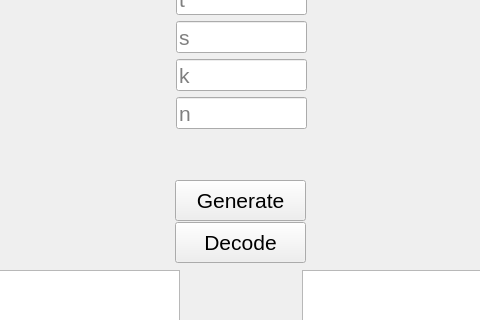
This is mainwindow.ui in MikolajOsiecki/QT_cpp as Qt 5 draws it before an edit; both pictures show x 405 to 885 and y 219 to 539 of the 1293 by 834 pixel window. The edited form follows.
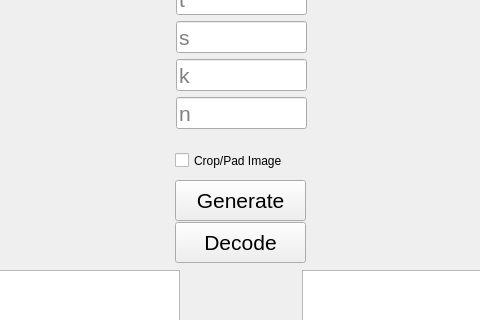
This is the edited form. Icons and pictures are not drawn.

Commit message:
Image slicing
Created functions for slicing input image. It will be cropped or padded based on checkbox in main GUI

```diff
--- a/mainwindow.ui
+++ b/mainwindow.ui
@@ -13,6 +13,12 @@
   <property name="windowTitle">
    <string>MainWindow</string>
   </property>
+  <property name="toolTip">
+   <string>&lt;html&gt;&lt;head/&gt;&lt;body&gt;&lt;p&gt;Off: image will be cropped to fit slices&lt;/p&gt;&lt;p&gt;On: image will be padded to fit slices&lt;/p&gt;&lt;/body&gt;&lt;/html&gt;</string>
+  </property>
+  <property name="toolButtonStyle">
+   <enum>Qt::ToolButtonIconOnly</enum>
+  </property>
   <widget class="QWidget" name="centralwidget">
    <widget class="QPushButton" name="btnGenerateShadows">
     <property name="geometry">
@@ -273,6 +279,24 @@
       <string>Thien-Lin</string>
      </property>
     </item>
+    <item>
+     <property name="text">
+      <string>Lin-Wang</string>
+     </property>
+    </item>
+   </widget>
+   <widget class="QCheckBox" name="checkBoxCropPadImage">
+    <property name="geometry">
+     <rect>
+      <x>580</x>
+      <y>350</y>
+      <width>131</width>
+      <height>21</height>
+     </rect>
+    </property>
+    <property name="text">
+     <string>Crop/Pad Image</string>
+    </property>
    </widget>
   </widget>
   <widget class="QMenuBar" name="menubar">
```
The commit also changes 4 other files.
